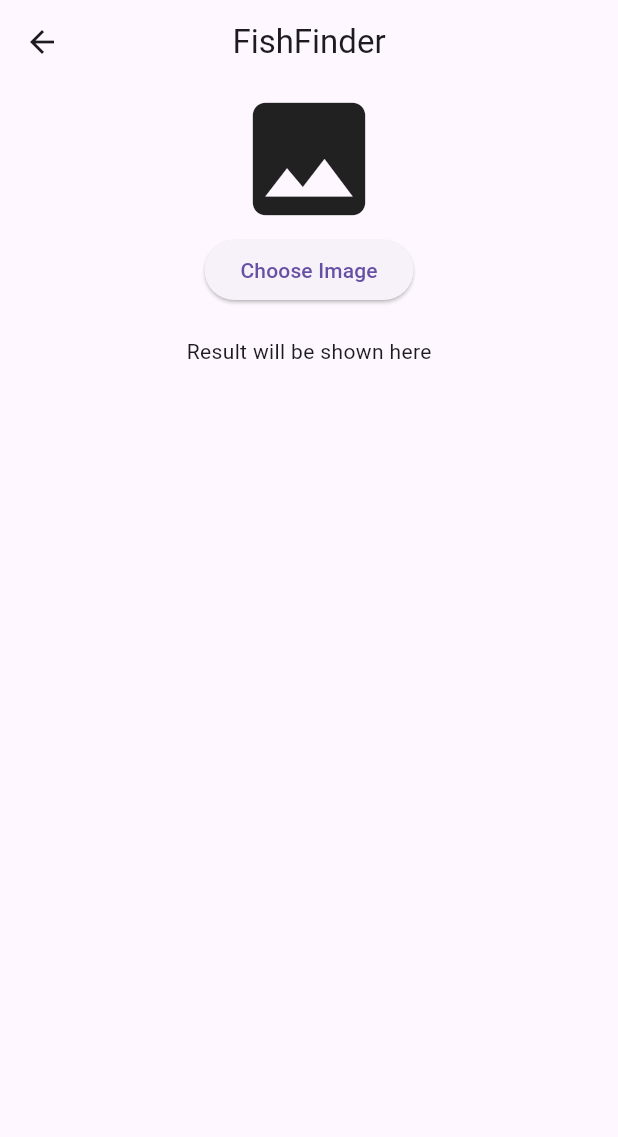
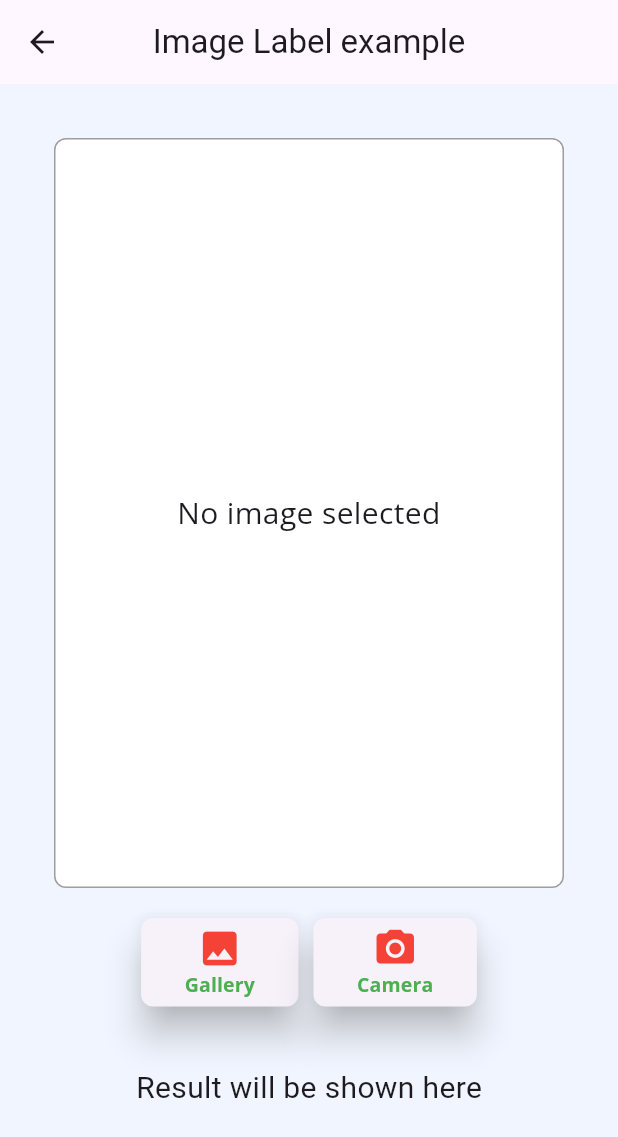
Before and after one commit to Moonkuro101/Fish-Image-Classification-Application, a Flutter app: the HeroScreen screen opened directly, on a phone screen of 412 x 824 dp. Shown: the top 1137 px of the screen. Run offline on Flutter 3.47's test engine with Material 3 defaults, Android fonts, the phone set to English and light mode, and no system bars; our stand-ins replace carousel_slider, cloud_firestore, firebase_auth, firebase_core, flutter_riverpod, google_fonts and 3 more; missing offline and left inert: google_mlkit_image_labeling; accounts and stored records are empty; generated files the repository leaves out were written again; network calls fail.

Commit message:
lastest verion

```diff
--- a/lib/main.dart
+++ b/lib/main.dart
@@ -1,7 +1,6 @@
 import 'package:firebase_auth/firebase_auth.dart';
 import 'package:firebase_core/firebase_core.dart';
 import 'package:fish_finder/material/font_and_color.dart';
-import 'package:fish_finder/screens/FishFinder/hero_screen.dart';
 import 'package:fish_finder/screens/login_and_create/login.dart';
 import 'package:fish_finder/screens/tab_screen.dart';
 import 'package:flutter_riverpod/flutter_riverpod.dart';
--- a/lib/screens/FishFinder/hero_screen.dart
+++ b/lib/screens/FishFinder/hero_screen.dart
@@ -1,4 +1,6 @@
 import 'dart:io';
+import 'package:fish_finder/material/font_and_color.dart';
+import 'package:fish_finder/screens/FishFinder/widget/mybutton.dart';
 import 'package:flutter/services.dart';
 import 'package:path/path.dart';
 import 'package:path_provider/path_provider.dart';
@@ -82,6 +84,19 @@ class _HeroScreenState extends State<HeroScreen> {
     doImageLabeling();
   }
 
+  void imageFromCamera() async {
+    final pickedFile = await _picker.pickImage(source: ImageSource.camera);
+    if (pickedFile == null) {
+      return;
+    }
+    setState(() {
+      _image = File(pickedFile.path);
+    });
+
+    // Start image labeling after the image is picked
+    doImageLabeling();
+  }
+
   @override
   void dispose() {
     // Clean up resources
@@ -92,31 +107,58 @@ class _HeroScreenState extends State<HeroScreen> {
   @override
   Widget build(BuildContext context) {
     return Scaffold(
+      backgroundColor: const Color(0xffF0F5FF),
       appBar: AppBar(
-        title: const Text('FishFinder'),
         centerTitle: true,
+        title: const Text("Image Label example"),
       ),
-      body: Column(
-        children: [
-          _image == null
-              ? const Icon(
-                  Icons.image,
-                  size: 100,
+      body: SingleChildScrollView(
+        child: Container(
+          margin: const EdgeInsets.all(20),
+          child: Padding(
+            padding: const EdgeInsets.all(16.0),
+            child: Column(
+              crossAxisAlignment: CrossAxisAlignment.center,
+              children: [
+                Container(
+                  width: double.infinity,
+                  height: 500,
+                  decoration: BoxDecoration(
+                    color: Colors.white,
+                    borderRadius: BorderRadius.circular(8),
+                    border: Border.all(width: 1, color: Colors.grey),
+                  ),
+                  child: _image != null
+                      ? Image.file(
+                          File(_image!.path),
+                          fit: BoxFit.contain,
+                        )
+                      : Center(
+                          child: Text(
+                            'No image selected',
+                            style: fontEnglish.copyWith(fontSize: 20),
+                            textAlign: TextAlign.center,
+                          ),
+                        ),
+                ),
+                Row(
+                  mainAxisAlignment: MainAxisAlignment.center,
+                  children: [
+                    Mybutton(imageFrom: imageFromGallery, camera: false),
+                    Mybutton(imageFrom: imageFromCamera, camera: true),
+                  ],
+                ),
+                const SizedBox(
+                  height: 20,
+                ),
+                Text(
+                  result,
+                  style: const TextStyle(fontSize: 20),
                 )
-              : Image.file(
-                  _image!,
-                  width: 200,
-                  height: 200,
-                ),
-          Center(
-            child: ElevatedButton(
-              onPressed: imageFromGallery,
-              child: const Text('Choose Image'),
+              ],
             ),
           ),
-          const SizedBox(height: 20),
-          Text(result),
-        ],
+        ),
       ),
     );
   }
--- a/lib/screens/FishFinder/widget/image_input.dart
+++ /dev/null
@@ -1,6 +0,0 @@
-// image_input.dart
-
-// This file will conditionally import the correct version of the ImageInput widget
-// based on the platform (mobile or web).
-
-export 'image_input_mobile.dart' if (dart.library.html) 'image_input_web.dart';
--- /dev/null
+++ b/lib/screens/FishFinder/widget/mybutton.dart
@@ -0,0 +1,49 @@
+import 'package:fish_finder/material/font_and_color.dart';
+import 'package:flutter/material.dart';
+
+class Mybutton extends StatelessWidget {
+  const Mybutton({super.key, required this.imageFrom, required this.camera});
+  final void Function() imageFrom;
+  final bool camera;
+
+  @override
+  Widget build(BuildContext context) {
+    // TODO: implement build
+    return Container(
+      margin: const EdgeInsets.symmetric(horizontal: 5),
+      padding: const EdgeInsets.symmetric(vertical: 20),
+      child: ElevatedButton(
+        style: ElevatedButton.styleFrom(
+          shadowColor: Colors.grey[400],
+          elevation: 10,
+          shape:
+              RoundedRectangleBorder(borderRadius: BorderRadius.circular(8.0)),
+        ),
+        onPressed: () {
+          imageFrom();
+        },
+        child: Container(
+          margin: const EdgeInsets.symmetric(vertical: 5, horizontal: 5),
+          child: Column(
+            mainAxisSize: MainAxisSize.min,
+            children: [
+              Icon(
+                camera ? Icons.camera_alt : Icons.image,
+                size: 30,
+                color: Colors.red,
+              ),
+              Text(
+                camera ? 'Camera' : 'Gallery',
+                // 'Camera': "Gallery",
+                style: fontEnglish.copyWith(
+                    fontSize: 13,
+                    color: Colors.green,
+                    fontWeight: FontWeight.bold),
+              )
+            ],
+          ),
+        ),
+      ),
+    );
+  }
+}
--- a/lib/screens/fish_category_screen/widget/fish_list_widget.dart
+++ b/lib/screens/fish_category_screen/widget/fish_list_widget.dart
@@ -41,7 +41,7 @@ class FishListWidget extends StatelessWidget {
                       height: 120,
                       fit: BoxFit.cover,
                       errorBuilder: (context, error, stackTrace) {
-                        return Icon(Icons.error); // Placeholder for error
+                        return const Icon(Icons.error); // Placeholder for error
                       },
                     ),
                   ),
```
Also changed, not shown: lib/screens/FishFinder/widget/image_input_mobile.dart (deleted, +0 -68 lines), lib/screens/FishFinder/widget/image_input_web.dart (deleted, +0 -64 lines).
